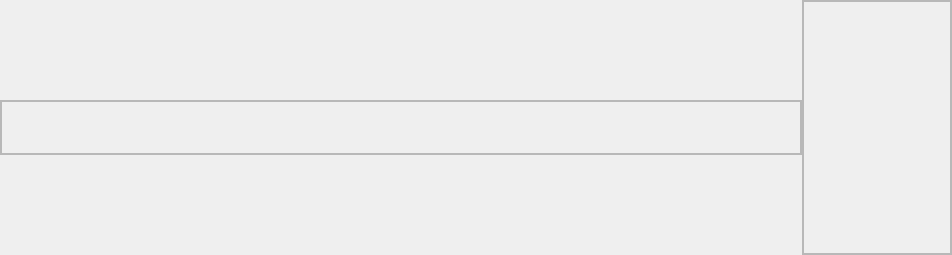
Qt form appli/grapher/gui/src/wgToolsTab.ui (snaress/studio) before a commit.
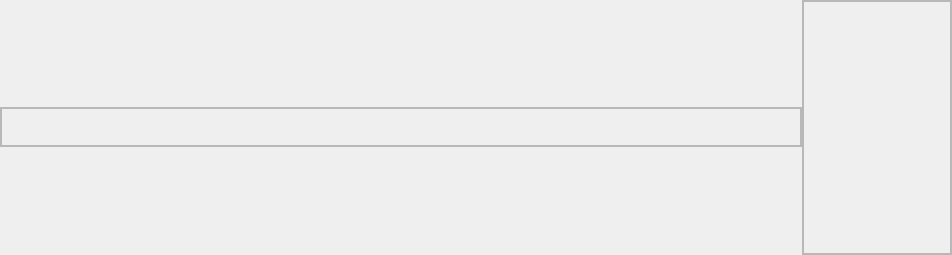
The same form after that commit.

```diff
--- a/appli/grapher/gui/src/wgToolsTab.ui
+++ b/appli/grapher/gui/src/wgToolsTab.ui
@@ -25,13 +25,13 @@
      <property name="minimumSize">
       <size>
        <width>0</width>
-       <height>55</height>
+       <height>40</height>
       </size>
      </property>
      <property name="maximumSize">
       <size>
        <width>16777215</width>
-       <height>55</height>
+       <height>40</height>
       </size>
      </property>
      <property name="widgetResizable">
@@ -43,7 +43,7 @@
         <x>0</x>
         <y>0</y>
         <width>800</width>
-        <height>53</height>
+        <height>38</height>
        </rect>
       </property>
       <layout class="QGridLayout" name="gridLayout_2">
```
